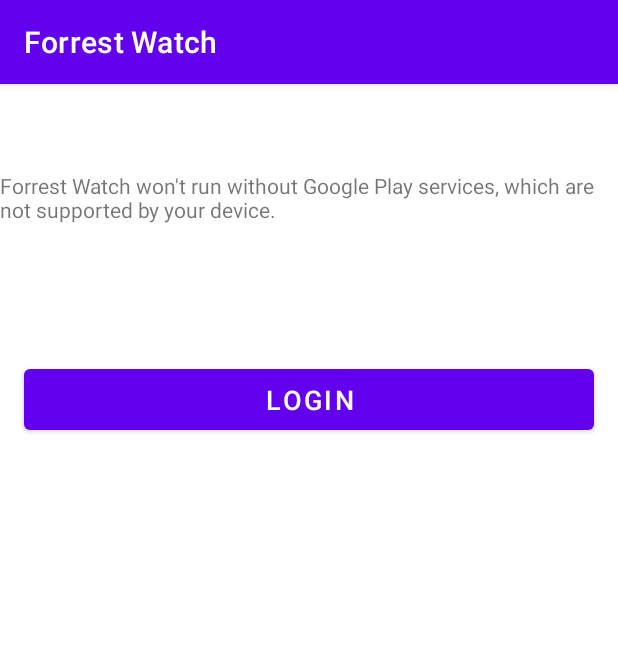
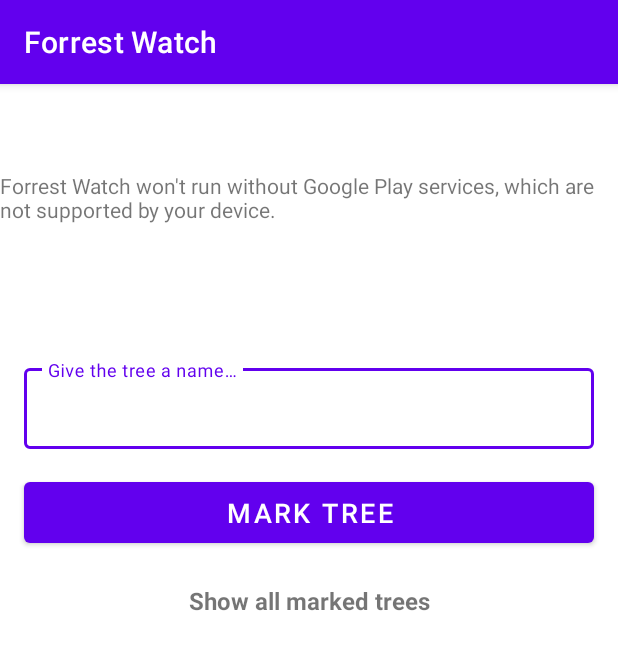
Before and after one commit to lukasbeckercode/forrest_watch, an Android app: the HomeActivity screen opened directly, with no data from a screen before it, on a phone screen of 412 x 824 dp. Shown: the top 650 px of the screen. Run offline under Robolectric (Android 15) with nearby library versions, the light colour scheme and no system bars.

Commit message:
finished tree marking mechanism

```diff
--- a/app/src/main/java/com/lukasbeckercode/forrestwatch/Constants.kt
+++ b/app/src/main/java/com/lukasbeckercode/forrestwatch/Constants.kt
@@ -3,7 +3,8 @@
  class Constants {
     companion object{
         const val intentKey = "user"
-        const val firebaseTopic ="user"
+        const val firebaseUserTopic ="user"
+        const val firebaseTreeTopic ="tree"
     }
 
 }
--- a/app/src/main/res/layout/activity_home.xml
+++ b/app/src/main/res/layout/activity_home.xml
@@ -40,7 +40,25 @@
         app:layout_constraintTop_toBottomOf="@id/tv_home_lat"
         />
 
+    <com.google.android.material.textfield.TextInputLayout
+        android:id="@+id/til_home_name"
+        android:layout_width="match_parent"
+        android:layout_height="wrap_content"
+        android:layout_margin="16dp"
+        style="@style/Widget.MaterialComponents.TextInputLayout.OutlinedBox"
+        app:layout_constraintEnd_toEndOf="parent"
+        app:layout_constraintStart_toStartOf="parent"
+        app:layout_constraintTop_toBottomOf="@+id/home_map_view">
 
+        <EditText
+            android:id="@+id/et_home_name"
+            android:layout_width="match_parent"
+            android:layout_height="wrap_content"
+            android:inputType="text"
+            android:hint="@string/hint_home_tv_name"
+            android:padding="@dimen/et_16dp_padding"
+            android:textSize="@dimen/et_16sp_textsize"/>
+    </com.google.android.material.textfield.TextInputLayout>
 
     <Button
         android:id="@+id/btn_home_save"
@@ -48,9 +66,24 @@
         android:layout_height="wrap_content"
         android:layout_margin="16dp"
         android:padding="@dimen/btn_8dp_padding"
-        android:text="@string/btn_login_login_text"
+        android:text="@string/btn_home_save_text"
         android:textSize="@dimen/btn_18sp_textsize"
         app:layout_constraintEnd_toEndOf="parent"
         app:layout_constraintStart_toStartOf="parent"
-        app:layout_constraintTop_toBottomOf="@id/home_map_view" />
+        app:layout_constraintTop_toBottomOf="@id/til_home_name" />
+
+
+    <TextView
+        android:id="@+id/tv_home_gotolistview"
+        android:layout_width="wrap_content"
+        android:layout_height="wrap_content"
+        android:padding="@dimen/tv_5dp_padding"
+        android:textSize="@dimen/tv_16sp_textsize"
+        android:text="@string/tv_home_go_to_list_view"
+        app:layout_constraintEnd_toEndOf="parent"
+        app:layout_constraintStart_toStartOf="parent"
+        app:layout_constraintTop_toBottomOf="@id/btn_home_save"
+        android:textStyle="bold"
+        android:layout_marginTop="16dp"/>
+
 </androidx.constraintlayout.widget.ConstraintLayout>
--- a/app/src/main/res/values/strings.xml
+++ b/app/src/main/res/values/strings.xml
@@ -39,4 +39,9 @@
     <string name="error_gps_not_enabled_body">Please enable GPS to use this App!</string>
     <string name="error_gps_not_enabled_confirm">Enable now</string>
     <string name="error_gps_permissions_not_granted">Permissions not granted!</string>
+    <string name="hint_home_tv_name">Give the tree a name…</string>
+    <string name="btn_home_save_text">Mark Tree</string>
+    <string name="tv_home_go_to_list_view">Show all marked trees</string>
+    <string name="home_tree_save_success">Tree saved successfully: </string>
+    <string name="error_home_tree_name_empty">Please name the tree you want to mark!</string>
 </resources>
```
Also changed, not shown: app/src/main/java/com/lukasbeckercode/forrestwatch/database/CloudFireStore.kt (+10 -3 lines), app/src/main/java/com/lukasbeckercode/forrestwatch/models/MarkedTree.kt (added, +22 -0 lines), app/src/main/java/com/lukasbeckercode/forrestwatch/ui/HomeActivity.kt (+24 -9 lines).
